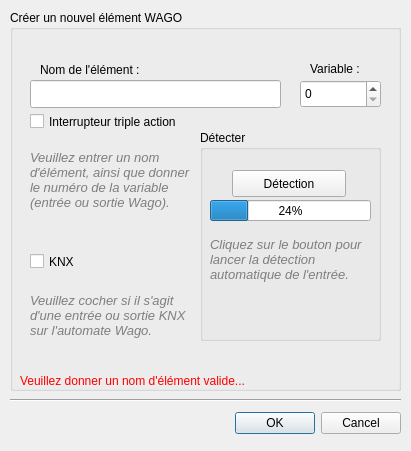
Before: the Qt Designer form data/dialognewwago.ui in calaos/calaos_installer, drawn with Qt 5.
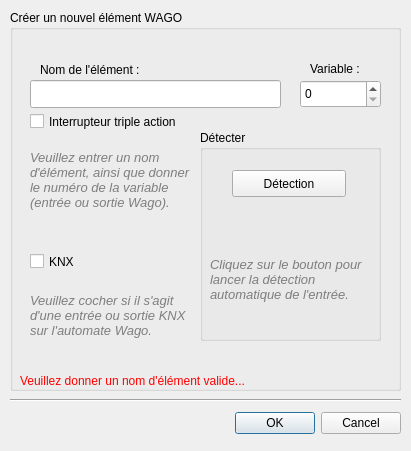
After: the same form once the commit is applied. Icons and pictures are not drawn.

Commit message: Fix button detection, finish knx integration

```diff
--- a/data/dialognewwago.ui
+++ b/data/dialognewwago.ui
@@ -466,7 +466,7 @@
        <property name="geometry">
         <rect>
          <x>10</x>
-         <y>90</y>
+         <y>110</y>
          <width>160</width>
          <height>80</height>
         </rect>
@@ -554,18 +554,16 @@
         <bool>true</bool>
        </property>
       </widget>
-      <widget class="QProgressBar" name="progressBarWait">
+      <widget class="QWidget" name="layoutWidget">
        <property name="geometry">
         <rect>
-         <x>10</x>
-         <y>70</y>
-         <width>161</width>
-         <height>21</height>
+         <x>20</x>
+         <y>72</y>
+         <width>141</width>
+         <height>40</height>
         </rect>
        </property>
-       <property name="value">
-        <number>24</number>
-       </property>
+       <layout class="QVBoxLayout" name="spinnerLayout"/>
       </widget>
      </widget>
     </widget>
```
Left out of the diff: 8 changed lines with no effect on the pictures. The commit also changes 5 other files.
